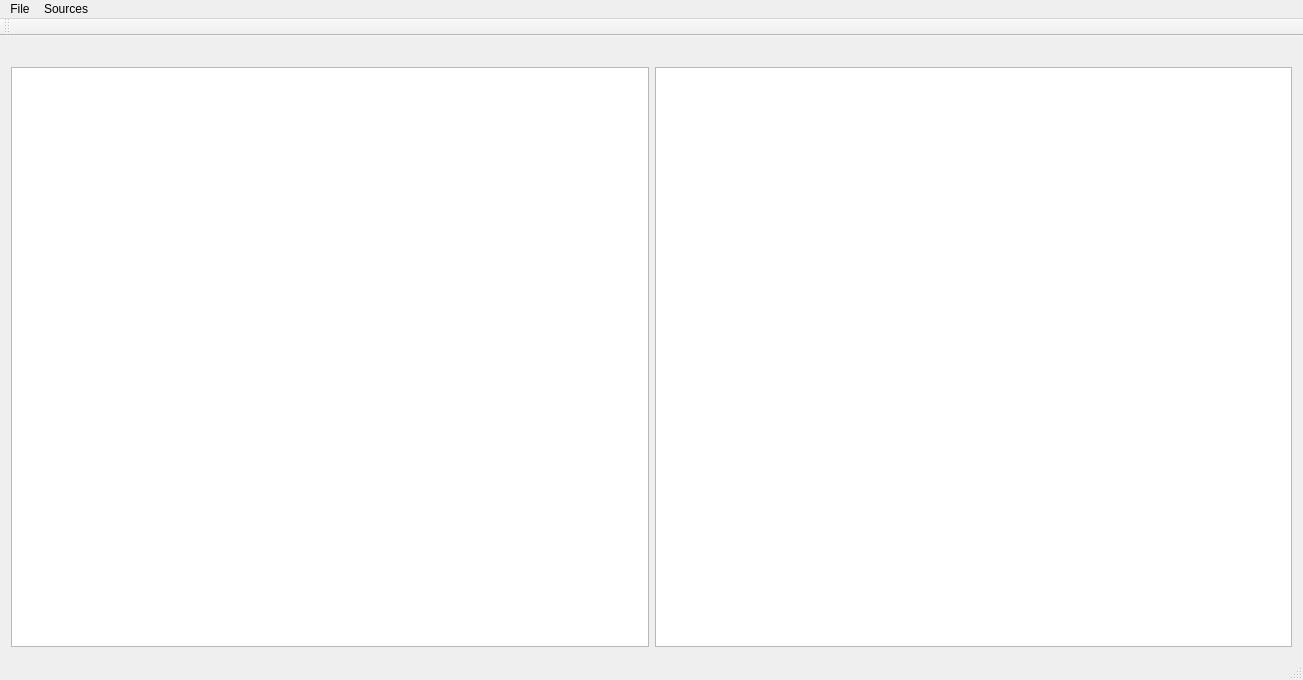
First picture: the form in qt/AiDownloader/aidownloader.ui, repository snix0/aimangadownloader, before the edit.
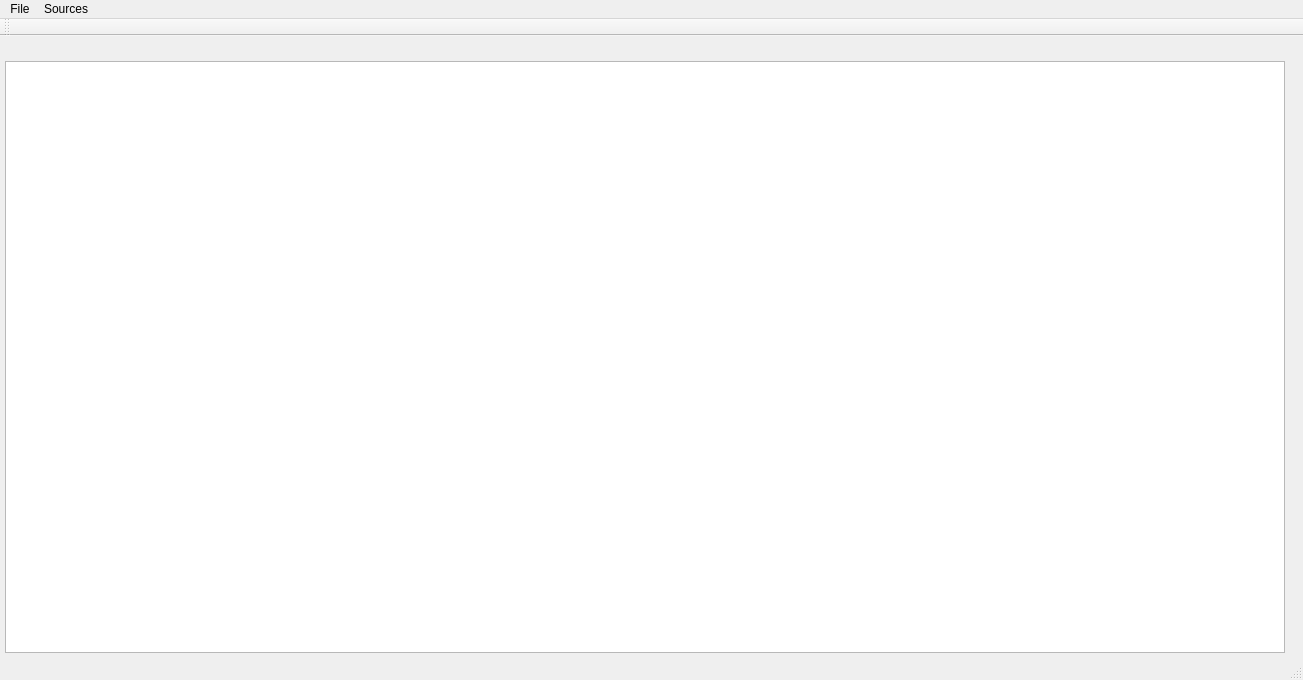
Second picture: the form after the edit. Icons and pictures are not drawn.

Commit message: Added function to grab images based on the manga that is selected, made QLabel which contains image

Diff of the .ui file:
```diff
--- a/qt/AiDownloader/aidownloader.ui
+++ b/qt/AiDownloader/aidownloader.ui
@@ -10,30 +10,64 @@
     <height>680</height>
    </rect>
   </property>
+  <property name="maximumSize">
+   <size>
+    <width>1920</width>
+    <height>1080</height>
+   </size>
+  </property>
   <property name="windowTitle">
    <string>AiDownloader</string>
   </property>
   <widget class="QWidget" name="centralWidget">
+   <property name="maximumSize">
+    <size>
+     <width>1920</width>
+     <height>1080</height>
+    </size>
+   </property>
    <layout class="QGridLayout" name="gridLayout">
-    <item row="1" column="0">
-     <widget class="QLabel" name="label">
-      <property name="text">
-       <string/>
-      </property>
-      <property name="pixmap">
-       <pixmap>../../res/logosmall.png</pixmap>
-      </property>
-     </widget>
-    </item>
-    <item row="3" column="0">
+    <property name="leftMargin">
+     <number>5</number>
+    </property>
+    <property name="topMargin">
+     <number>5</number>
+    </property>
+    <property name="rightMargin">
+     <number>5</number>
+    </property>
+    <property name="bottomMargin">
+     <number>5</number>
+    </property>
+    <item row="2" column="0">
      <widget class="QListView" name="listView">
       <property name="editTriggers">
        <set>QAbstractItemView::NoEditTriggers</set>
       </property>
      </widget>
     </item>
-    <item row="3" column="1">
-     <widget class="QListView" name="right"/>
+    <item row="0" column="0">
+     <widget class="QLabel" name="label">
+      <property name="text">
+       <string/>
+      </property>
+      <property name="pixmap">
+       <pixmap>../../res/logosmall.png</pixmap>
+      </property>
+     </widget>
+    </item>
+    <item row="2" column="1">
+     <widget class="QLabel" name="label_2">
+      <property name="maximumSize">
+       <size>
+        <width>16777215</width>
+        <height>16777215</height>
+       </size>
+      </property>
+      <property name="text">
+       <string/>
+      </property>
+     </widget>
     </item>
    </layout>
   </widget>
```
Left out of the diff: 3 changed lines with no effect on the pictures. The commit also changes 11 other files.
